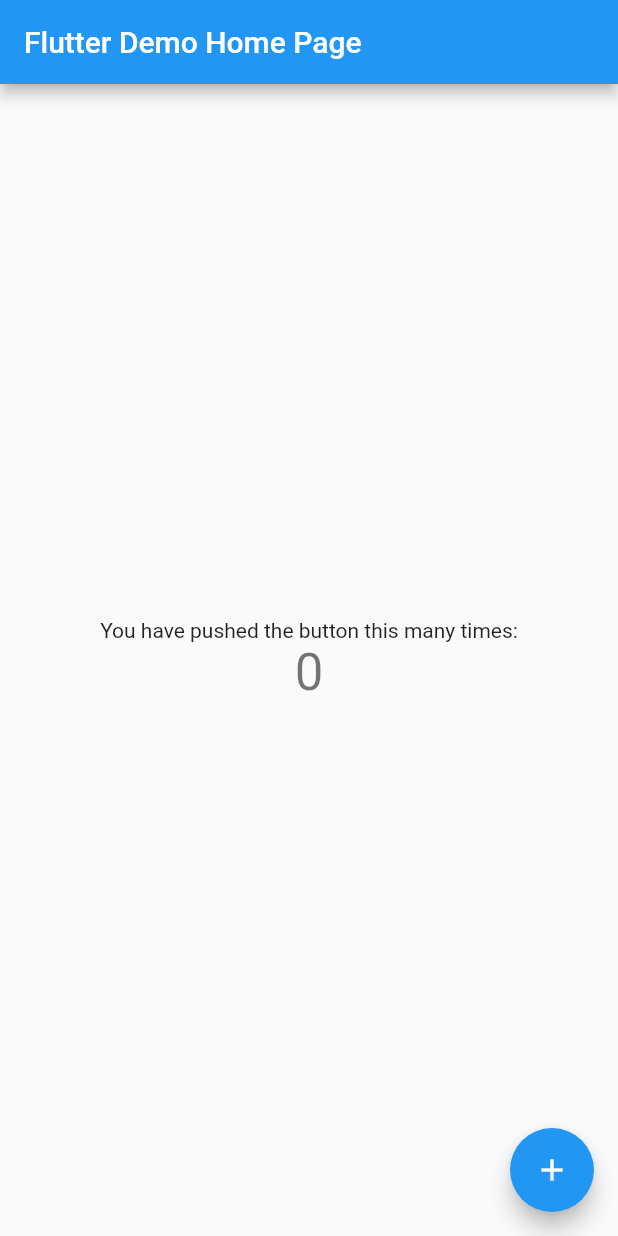
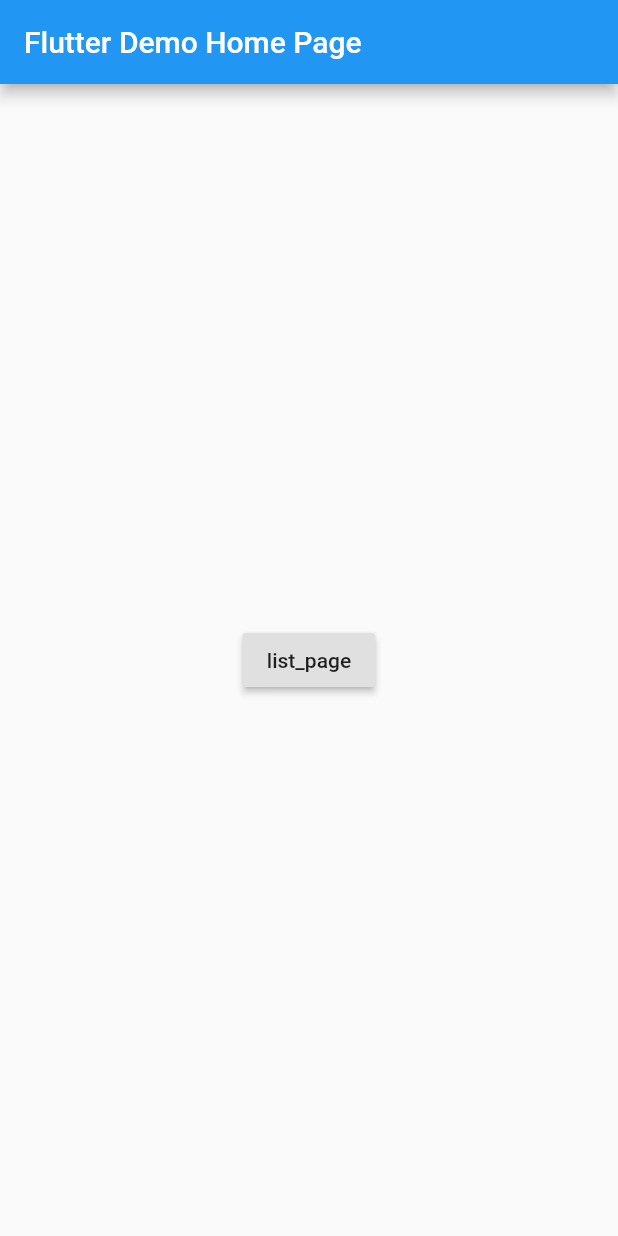
Before and after one commit to conghaonet/flutter_list_demo, a Flutter app: the screen it shows after launch, on a phone screen of 412 x 824 dp. Run offline on Flutter 3.47's test engine with Material 2 defaults, Android fonts, the phone set to English and light mode, and no system bars; generated files the repository leaves out were written again.

Commit message:
add: *_title.dart

```diff
--- a/lib/main.dart
+++ b/lib/main.dart
@@ -1,4 +1,5 @@
 import 'package:flutter/material.dart';
+import 'package:flutterlistdemo/list_page.dart';
 
 void main() => runApp(MyApp());
 
@@ -9,15 +10,6 @@ class MyApp extends StatelessWidget {
     return MaterialApp(
       title: 'Flutter Demo',
       theme: ThemeData(
-        // This is the theme of your application.
-        //
-        // Try running your application with "flutter run". You'll see the
-        // application has a blue toolbar. Then, without quitting the app, try
-        // changing the primarySwatch below to Colors.green and then invoke
-        // "hot reload" (press "r" in the console where you ran "flutter run",
-        // or simply save your changes to "hot reload" in a Flutter IDE).
-        // Notice that the counter didn't reset back to zero; the application
-        // is not restarted.
         primarySwatch: Colors.blue,
       ),
       home: MyHomePage(title: 'Flutter Demo Home Page'),
@@ -27,15 +19,6 @@ class MyApp extends StatelessWidget {
 
 class MyHomePage extends StatefulWidget {
   MyHomePage({Key key, this.title}) : super(key: key);
-
-  // This widget is the home page of your application. It is stateful, meaning
-  // that it has a State object (defined below) that contains fields that affect
-  // how it looks.
-
-  // This class is the configuration for the state. It holds the values (in this
-  // case the title) provided by the parent (in this case the App widget) and
-  // used by the build method of the State. Fields in a Widget subclass are
-  // always marked "final".
 
   final String title;
 
@@ -48,64 +31,31 @@ class _MyHomePageState extends State<MyHomePage> {
 
   void _incrementCounter() {
     setState(() {
-      // This call to setState tells the Flutter framework that something has
-      // changed in this State, which causes it to rerun the build method below
-      // so that the display can reflect the updated values. If we changed
-      // _counter without calling setState(), then the build method would not be
-      // called again, and so nothing would appear to happen.
       _counter++;
     });
   }
 
   @override
   Widget build(BuildContext context) {
-    // This method is rerun every time setState is called, for instance as done
-    // by the _incrementCounter method above.
-    //
-    // The Flutter framework has been optimized to make rerunning build methods
-    // fast, so that you can just rebuild anything that needs updating rather
-    // than having to individually change instances of widgets.
     return Scaffold(
       appBar: AppBar(
-        // Here we take the value from the MyHomePage object that was created by
-        // the App.build method, and use it to set our appbar title.
         title: Text(widget.title),
       ),
       body: Center(
-        // Center is a layout widget. It takes a single child and positions it
-        // in the middle of the parent.
         child: Column(
-          // Column is also a layout widget. It takes a list of children and
-          // arranges them vertically. By default, it sizes itself to fit its
-          // children horizontally, and tries to be as tall as its parent.
-          //
-          // Invoke "debug painting" (press "p" in the console, choose the
-          // "Toggle Debug Paint" action from the Flutter Inspector in Android
-          // Studio, or the "Toggle Debug Paint" command in Visual Studio Code)
-          // to see the wireframe for each widget.
-          //
-          // Column has various properties to control how it sizes itself and
-          // how it positions its children. Here we use mainAxisAlignment to
-          // center the children vertically; the main axis here is the vertical
-          // axis because Columns are vertical (the cross axis would be
-          // horizontal).
           mainAxisAlignment: MainAxisAlignment.center,
           children: <Widget>[
-            Text(
-              'You have pushed the button this many times:',
-            ),
-            Text(
-              '$_counter',
-              style: Theme.of(context).textTheme.display1,
+            RaisedButton(
+              child: Text('list_page'),
+              onPressed: () {
+                Navigator.push(context, MaterialPageRoute(builder: (context){
+                  return ListPage();
+                }));
+              },
             ),
           ],
         ),
       ),
-      floatingActionButton: FloatingActionButton(
-        onPressed: _incrementCounter,
-        tooltip: 'Increment',
-        child: Icon(Icons.add),
-      ), // This trailing comma makes auto-formatting nicer for build methods.
     );
   }
 }
```
Also changed, not shown: lib/area_title.dart (added, +19 -0 lines), lib/city_title.dart (added, +19 -0 lines), lib/list_page.dart (added, +12 -0 lines), lib/province_title.dart (added, +19 -0 lines).
